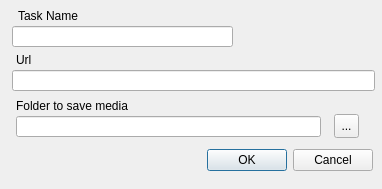
Old version of the form ui/addtask.ui in the repository pussbb/QMediaSiteDownloader.
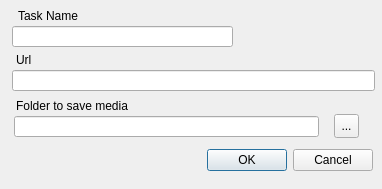
New version of the form. Icons and pictures are not drawn.

```diff
--- a/ui/addtask.ui
+++ b/ui/addtask.ui
@@ -101,7 +101,7 @@
   <widget class="QLineEdit" name="pathtomedia">
    <property name="geometry">
     <rect>
-     <x>16</x>
+     <x>14</x>
      <y>116</y>
      <width>305</width>
      <height>21</height>
```
